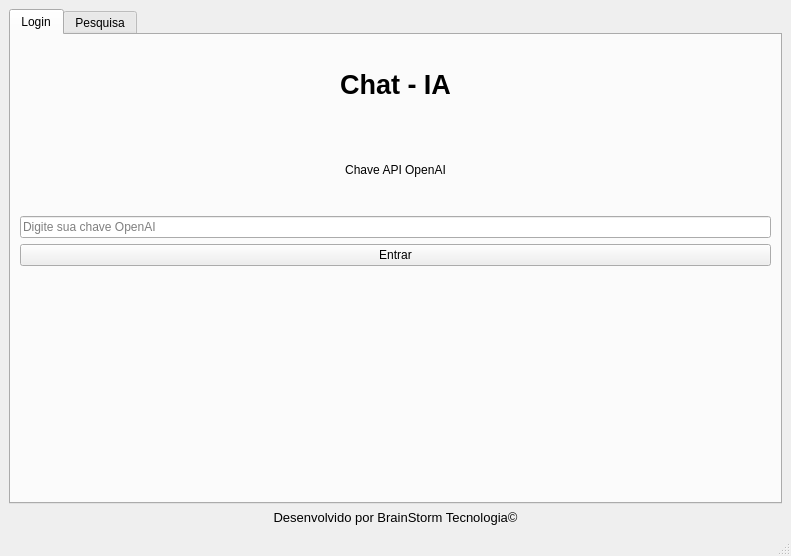
Fat83dotcom/APIChatGPT-GUI, file interfaceCGPT.ui: the form before one commit.
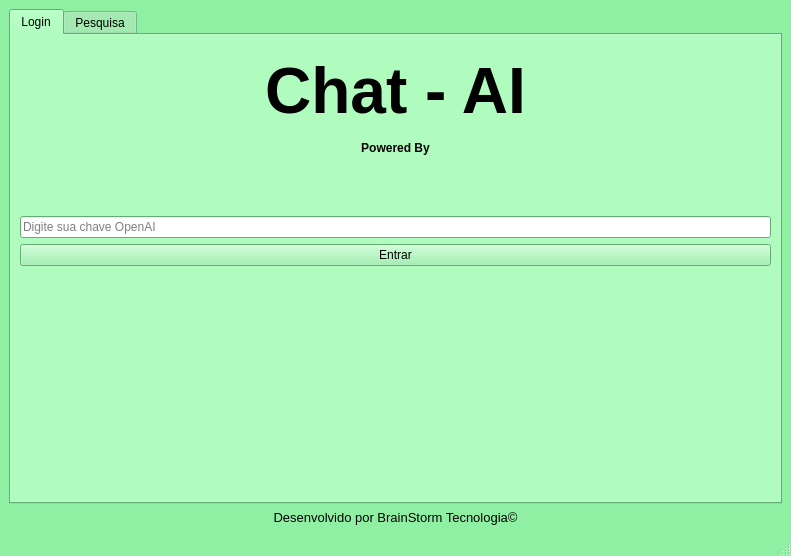
The form after the commit. Icons and pictures are not drawn.

Commit message: Alterações da Interface - Adição de uma logo OpenAI, tema esverdeado

```diff
--- a/interfaceCGPT.ui
+++ b/interfaceCGPT.ui
@@ -10,6 +10,475 @@
     <height>556</height>
    </rect>
   </property>
+  <property name="palette">
+   <palette>
+    <active>
+     <colorrole role="WindowText">
+      <brush brushstyle="SolidPattern">
+       <color alpha="255">
+        <red>0</red>
+        <green>0</green>
+        <blue>0</blue>
+       </color>
+      </brush>
+     </colorrole>
+     <colorrole role="Button">
+      <brush brushstyle="SolidPattern">
+       <color alpha="255">
+        <red>143</red>
+        <green>240</green>
+        <blue>164</blue>
+       </color>
+      </brush>
+     </colorrole>
+     <colorrole role="Light">
+      <brush brushstyle="SolidPattern">
+       <color alpha="255">
+        <red>255</red>
+        <green>255</green>
+        <blue>255</blue>
+       </color>
+      </brush>
+     </colorrole>
+     <colorrole role="Midlight">
+      <brush brushstyle="SolidPattern">
+       <color alpha="255">
+        <red>199</red>
+        <green>247</green>
+        <blue>209</blue>
+       </color>
+      </brush>
+     </colorrole>
+     <colorrole role="Dark">
+      <brush brushstyle="SolidPattern">
+       <color alpha="255">
+        <red>72</red>
+        <green>120</green>
+        <blue>82</blue>
+       </color>
+      </brush>
+     </colorrole>
+     <colorrole role="Mid">
+      <brush brushstyle="SolidPattern">
+       <color alpha="255">
+        <red>95</red>
+        <green>160</green>
+        <blue>109</blue>
+       </color>
+      </brush>
+     </colorrole>
+     <colorrole role="Text">
+      <brush brushstyle="SolidPattern">
+       <color alpha="255">
+        <red>0</red>
+        <green>0</green>
+        <blue>0</blue>
+       </color>
+      </brush>
+     </colorrole>
+     <colorrole role="BrightText">
+      <brush brushstyle="SolidPattern">
+       <color alpha="255">
+        <red>255</red>
+        <green>255</green>
+        <blue>255</blue>
+       </color>
+      </brush>
+     </colorrole>
+     <colorrole role="ButtonText">
+      <brush brushstyle="SolidPattern">
+       <color alpha="255">
+        <red>0</red>
+        <green>0</green>
+        <blue>0</blue>
+       </color>
+      </brush>
+     </colorrole>
+     <colorrole role="Base">
+      <brush brushstyle="SolidPattern">
+       <color alpha="255">
+        <red>255</red>
+        <green>255</green>
+        <blue>255</blue>
+       </color>
+      </brush>
+     </colorrole>
+     <colorrole role="Window">
+      <brush brushstyle="SolidPattern">
+       <color alpha="255">
+        <red>143</red>
+        <green>240</green>
+        <blue>164</blue>
+       </color>
+      </brush>
+     </colorrole>
+     <colorrole role="Shadow">
+      <brush brushstyle="SolidPattern">
+       <color alpha="255">
+        <red>0</red>
+        <green>0</green>
+        <blue>0</blue>
+       </color>
+      </brush>
+     </colorrole>
+     <colorrole role="Highlight">
+      <brush brushstyle="SolidPattern">
+       <color alpha="255">
+        <red>38</red>
+        <green>162</green>
+        <blue>105</blue>
+       </color>
+      </brush>
+     </colorrole>
+     <colorrole role="AlternateBase">
+      <brush brushstyle="SolidPattern">
+       <color alpha="255">
+        <red>199</red>
+        <green>247</green>
+        <blue>209</blue>
+       </color>
+      </brush>
+     </colorrole>
+     <colorrole role="ToolTipBase">
+      <brush brushstyle="SolidPattern">
+       <color alpha="255">
+        <red>255</red>
+        <green>255</green>
+        <blue>220</blue>
+       </color>
+      </brush>
+     </colorrole>
+     <colorrole role="ToolTipText">
+      <brush brushstyle="SolidPattern">
+       <color alpha="255">
+        <red>0</red>
+        <green>0</green>
+        <blue>0</blue>
+       </color>
+      </brush>
+     </colorrole>
+     <colorrole role="PlaceholderText">
+      <brush brushstyle="SolidPattern">
+       <color alpha="128">
+        <red>0</red>
+        <green>0</green>
+        <blue>0</blue>
+       </color>
+      </brush>
+     </colorrole>
+    </active>
+    <inactive>
+     <colorrole role="WindowText">
+      <brush brushstyle="SolidPattern">
+       <color alpha="255">
+        <red>0</red>
+        <green>0</green>
+        <blue>0</blue>
+       </color>
+      </brush>
+     </colorrole>
+     <colorrole role="Button">
+      <brush brushstyle="SolidPattern">
+       <color alpha="255">
+        <red>143</red>
+        <green>240</green>
+        <blue>164</blue>
+       </color>
+      </brush>
+     </colorrole>
+     <colorrole role="Light">
+      <brush brushstyle="SolidPattern">
+       <color alpha="255">
+        <red>255</red>
+        <green>255</green>
+        <blue>255</blue>
+       </color>
+      </brush>
+     </colorrole>
+     <colorrole role="Midlight">
+      <brush brushstyle="SolidPattern">
+       <color alpha="255">
+        <red>199</red>
+        <green>247</green>
+        <blue>209</blue>
+       </color>
+      </brush>
+     </colorrole>
+     <colorrole role="Dark">
+      <brush brushstyle="SolidPattern">
+       <color alpha="255">
+        <red>72</red>
+        <green>120</green>
+        <blue>82</blue>
+       </color>
+      </brush>
+     </colorrole>
+     <colorrole role="Mid">
+      <brush brushstyle="SolidPattern">
+       <color alpha="255">
+        <red>95</red>
+        <green>160</green>
+        <blue>109</blue>
+       </color>
+      </brush>
+     </colorrole>
+     <colorrole role="Text">
+      <brush brushstyle="SolidPattern">
+       <color alpha="255">
+        <red>0</red>
+        <green>0</green>
+        <blue>0</blue>
+       </color>
+      </brush>
+     </colorrole>
+     <colorrole role="BrightText">
+      <brush brushstyle="SolidPattern">
+       <color alpha="255">
+        <red>255</red>
+        <green>255</green>
+        <blue>255</blue>
+       </color>
+      </brush>
+     </colorrole>
+     <colorrole role="ButtonText">
+      <brush brushstyle="SolidPattern">
+       <color alpha="255">
+        <red>0</red>
+        <green>0</green>
+        <blue>0</blue>
+       </color>
+      </brush>
+     </colorrole>
+     <colorrole role="Base">
+      <brush brushstyle="SolidPattern">
+       <color alpha="255">
+        <red>255</red>
+        <green>255</green>
+        <blue>255</blue>
+       </color>
+      </brush>
+     </colorrole>
+     <colorrole role="Window">
+      <brush brushstyle="SolidPattern">
+       <color alpha="255">
+        <red>143</red>
+        <green>240</green>
+        <blue>164</blue>
+       </color>
+      </brush>
+     </colorrole>
+     <colorrole role="Shadow">
+      <brush brushstyle="SolidPattern">
+       <color alpha="255">
+        <red>0</red>
+        <green>0</green>
+        <blue>0</blue>
+       </color>
+      </brush>
+     </colorrole>
+     <colorrole role="Highlight">
+      <brush brushstyle="SolidPattern">
+       <color alpha="255">
+        <red>38</red>
+        <green>162</green>
+        <blue>105</blue>
+       </color>
+      </brush>
+     </colorrole>
+     <colorrole role="AlternateBase">
+      <brush brushstyle="SolidPattern">
+       <color alpha="255">
+        <red>199</red>
+        <green>247</green>
+        <blue>209</blue>
+       </color>
+      </brush>
+     </colorrole>
+     <colorrole role="ToolTipBase">
+      <brush brushstyle="SolidPattern">
+       <color alpha="255">
+        <red>255</red>
+        <green>255</green>
+        <blue>220</blue>
+       </color>
+      </brush>
+     </colorrole>
+     <colorrole role="ToolTipText">
+      <brush brushstyle="SolidPattern">
+       <color alpha="255">
+        <red>0</red>
+        <green>0</green>
+        <blue>0</blue>
+       </color>
+      </brush>
+     </colorrole>
+     <colorrole role="PlaceholderText">
+      <brush brushstyle="SolidPattern">
+       <color alpha="128">
+        <red>0</red>
+        <green>0</green>
+        <blue>0</blue>
+       </color>
+      </brush>
+     </colorrole>
+    </inactive>
+    <disabled>
+     <colorrole role="WindowText">
+      <brush brushstyle="SolidPattern">
+       <color alpha="255">
+        <red>72</red>
+        <green>120</green>
+        <blue>82</blue>
+       </color>
+      </brush>
+     </colorrole>
+     <colorrole role="Button">
+      <brush brushstyle="SolidPattern">
+       <color alpha="255">
+        <red>143</red>
+        <green>240</green>
+        <blue>164</blue>
+       </color>
+      </brush>
+     </colorrole>
+     <colorrole role="Light">
+      <brush brushstyle="SolidPattern">
+       <color alpha="255">
+        <red>255</red>
+        <green>255</green>
+        <blue>255</blue>
+       </color>
+      </brush>
+     </colorrole>
+     <colorrole role="Midlight">
+      <brush brushstyle="SolidPattern">
+       <color alpha="255">
+        <red>199</red>
+        <green>247</green>
+        <blue>209</blue>
+       </color>
+      </brush>
+     </colorrole>
+     <colorrole role="Dark">
+      <brush brushstyle="SolidPattern">
+       <color alpha="255">
+        <red>72</red>
+        <green>120</green>
+        <blue>82</blue>
+       </color>
+      </brush>
+     </colorrole>
+     <colorrole role="Mid">
+      <brush brushstyle="SolidPattern">
+       <color alpha="255">
+        <red>95</red>
+        <green>160</green>
+        <blue>109</blue>
+       </color>
+      </brush>
+     </colorrole>
+     <colorrole role="Text">
+      <brush brushstyle="SolidPattern">
+       <color alpha="255">
+        <red>72</red>
+        <green>120</green>
+        <blue>82</blue>
+       </color>
+      </brush>
+     </colorrole>
+     <colorrole role="BrightText">
+      <brush brushstyle="SolidPattern">
+       <color alpha="255">
+        <red>255</red>
+        <green>255</green>
+        <blue>255</blue>
+       </color>
+      </brush>
+     </colorrole>
+     <colorrole role="ButtonText">
+      <brush brushstyle="SolidPattern">
+       <color alpha="255">
+        <red>72</red>
+        <green>120</green>
+        <blue>82</blue>
+       </color>
+      </brush>
+     </colorrole>
+     <colorrole role="Base">
+      <brush brushstyle="SolidPattern">
+       <color alpha="255">
+        <red>143</red>
+        <green>240</green>
+        <blue>164</blue>
+       </color>
+      </brush>
+     </colorrole>
+     <colorrole role="Window">
+      <brush brushstyle="SolidPattern">
+       <color alpha="255">
+        <red>143</red>
+        <green>240</green>
+        <blue>164</blue>
+       </color>
+      </brush>
+     </colorrole>
+     <colorrole role="Shadow">
+      <brush brushstyle="SolidPattern">
+       <color alpha="255">
+        <red>0</red>
+        <green>0</green>
+        <blue>0</blue>
+       </color>
+      </brush>
+     </colorrole>
+     <colorrole role="Highlight">
+      <brush brushstyle="SolidPattern">
+       <color alpha="255">
+        <red>145</red>
+        <green>145</green>
+        <blue>145</blue>
+       </color>
+      </brush>
+     </colorrole>
+     <colorrole role="AlternateBase">
+      <brush brushstyle="SolidPattern">
+       <color alpha="255">
+        <red>143</red>
+        <green>240</green>
+        <blue>164</blue>
+       </color>
+      </brush>
+     </colorrole>
+     <colorrole role="ToolTipBase">
+      <brush brushstyle="SolidPattern">
+       <color alpha="255">
+        <red>255</red>
+        <green>255</green>
+        <blue>220</blue>
+       </color>
+      </brush>
+     </colorrole>
+     <colorrole role="ToolTipText">
+      <brush brushstyle="SolidPattern">
+       <color alpha="255">
+        <red>0</red>
+        <green>0</green>
+        <blue>0</blue>
+       </color>
+      </brush>
+     </colorrole>
+     <colorrole role="PlaceholderText">
+      <brush brushstyle="SolidPattern">
+       <color alpha="128">
+        <red>0</red>
+        <green>0</green>
+        <blue>0</blue>
+       </color>
+      </brush>
+     </colorrole>
+    </disabled>
+   </palette>
+  </property>
   <property name="windowTitle">
    <string>Pesquisa IA</string>
   </property>
@@ -20,6 +489,475 @@
       <property name="enabled">
        <bool>true</bool>
       </property>
+      <property name="palette">
+       <palette>
+        <active>
+         <colorrole role="WindowText">
+          <brush brushstyle="SolidPattern">
+           <color alpha="255">
+            <red>0</red>
+            <green>0</green>
+            <blue>0</blue>
+           </color>
+          </brush>
+         </colorrole>
+         <colorrole role="Button">
+          <brush brushstyle="SolidPattern">
+           <color alpha="255">
+            <red>143</red>
+            <green>240</green>
+            <blue>164</blue>
+           </color>
+          </brush>
+         </colorrole>
+         <colorrole role="Light">
+          <brush brushstyle="SolidPattern">
+           <color alpha="255">
+            <red>255</red>
+            <green>255</green>
+            <blue>255</blue>
+           </color>
+          </brush>
+         </colorrole>
+         <colorrole role="Midlight">
+          <brush brushstyle="SolidPattern">
+           <color alpha="255">
+            <red>199</red>
+            <green>247</green>
+            <blue>209</blue>
+           </color>
+          </brush>
+         </colorrole>
+         <colorrole role="Dark">
+          <brush brushstyle="SolidPattern">
+           <color alpha="255">
+            <red>72</red>
+            <green>120</green>
+            <blue>82</blue>
+           </color>
+          </brush>
+         </colorrole>
+         <colorrole role="Mid">
+          <brush brushstyle="SolidPattern">
+           <color alpha="255">
+            <red>95</red>
+            <green>160</green>
+            <blue>109</blue>
+           </color>
+          </brush>
+         </colorrole>
+         <colorrole role="Text">
+          <brush brushstyle="SolidPattern">
+           <color alpha="255">
+            <red>0</red>
+            <green>0</green>
+            <blue>0</blue>
+           </color>
+          </brush>
+         </colorrole>
+         <colorrole role="BrightText">
+          <brush brushstyle="SolidPattern">
+           <color alpha="255">
+            <red>255</red>
+            <green>255</green>
+            <blue>255</blue>
+           </color>
+          </brush>
+         </colorrole>
+         <colorrole role="ButtonText">
+          <brush brushstyle="SolidPattern">
+           <color alpha="255">
+            <red>0</red>
+            <green>0</green>
+            <blue>0</blue>
+           </color>
+          </brush>
+         </colorrole>
+         <colorrole role="Base">
+          <brush brushstyle="SolidPattern">
+           <color alpha="255">
+            <red>255</red>
+            <green>255</green>
+            <blue>255</blue>
+           </color>
+          </brush>
+         </colorrole>
+         <colorrole role="Window">
+          <brush brushstyle="SolidPattern">
+           <color alpha="255">
+            <red>143</red>
+            <green>240</green>
+            <blue>164</blue>
+           </color>
+          </brush>
+         </colorrole>
+         <colorrole role="Shadow">
+          <brush brushstyle="SolidPattern">
+           <color alpha="255">
+            <red>0</red>
+            <green>0</green>
+            <blue>0</blue>
+           </color>
+          </brush>
+         </colorrole>
+         <colorrole role="Highlight">
+          <brush brushstyle="SolidPattern">
+           <color alpha="255">
+            <red>38</red>
+            <green>162</green>
+            <blue>105</blue>
+           </color>
+          </brush>
+         </colorrole>
+         <colorrole role="AlternateBase">
+          <brush brushstyle="SolidPattern">
+           <color alpha="255">
+            <red>199</red>
+            <green>247</green>
+            <blue>209</blue>
+           </color>
+          </brush>
+         </colorrole>
+         <colorrole role="ToolTipBase">
+          <brush brushstyle="SolidPattern">
+           <color alpha="255">
+            <red>255</red>
+            <green>255</green>
+            <blue>220</blue>
+           </color>
+          </brush>
+         </colorrole>
+         <colorrole role="ToolTipText">
+          <brush brushstyle="SolidPattern">
+           <color alpha="255">
+            <red>0</red>
+            <green>0</green>
+            <blue>0</blue>
+           </color>
+          </brush>
+         </colorrole>
+         <colorrole role="PlaceholderText">
+          <brush brushstyle="SolidPattern">
+           <color alpha="128">
+            <red>0</red>
+            <green>0</green>
+            <blue>0</blue>
+           </color>
+          </brush>
+         </colorrole>
+        </active>
+        <inactive>
+         <colorrole role="WindowText">
+          <brush brushstyle="SolidPattern">
+           <color alpha="255">
+            <red>0</red>
+            <green>0</green>
+            <blue>0</blue>
+           </color>
+          </brush>
+         </colorrole>
+         <colorrole role="Button">
+          <brush brushstyle="SolidPattern">
+           <color alpha="255">
+            <red>143</red>
+            <green>240</green>
+            <blue>164</blue>
+           </color>
+          </brush>
+         </colorrole>
+         <colorrole role="Light">
+          <brush brushstyle="SolidPattern">
+           <color alpha="255">
+            <red>255</red>
+            <green>255</green>
+            <blue>255</blue>
+           </color>
+          </brush>
+         </colorrole>
+         <colorrole role="Midlight">
+          <brush brushstyle="SolidPattern">
+           <color alpha="255">
+            <red>199</red>
+            <green>247</green>
+            <blue>209</blue>
+           </color>
+          </brush>
+         </colorrole>
+         <colorrole role="Dark">
+          <brush brushstyle="SolidPattern">
+           <color alpha="255">
+            <red>72</red>
+            <green>120</green>
+            <blue>82</blue>
+           </color>
+          </brush>
+         </colorrole>
+         <colorrole role="Mid">
+          <brush brushstyle="SolidPattern">
+           <color alpha="255">
+            <red>95</red>
+            <green>160</green>
+            <blue>109</blue>
+           </color>
+          </brush>
+         </colorrole>
+         <colorrole role="Text">
+          <brush brushstyle="SolidPattern">
+           <color alpha="255">
+            <red>0</red>
+            <green>0</green>
+            <blue>0</blue>
+           </color>
+          </brush>
+         </colorrole>
+         <colorrole role="BrightText">
+          <brush brushstyle="SolidPattern">
+           <color alpha="255">
+            <red>255</red>
+            <green>255</green>
+            <blue>255</blue>
+           </color>
+          </brush>
+         </colorrole>
+         <colorrole role="ButtonText">
+          <brush brushstyle="SolidPattern">
+           <color alpha="255">
+            <red>0</red>
+            <green>0</green>
+            <blue>0</blue>
+           </color>
+          </brush>
+         </colorrole>
+         <colorrole role="Base">
+          <brush brushstyle="SolidPattern">
+           <color alpha="255">
+            <red>255</red>
+            <green>255</green>
+            <blue>255</blue>
+           </color>
+          </brush>
+         </colorrole>
+         <colorrole role="Window">
+          <brush brushstyle="SolidPattern">
+           <color alpha="255">
+            <red>143</red>
+            <green>240</green>
+            <blue>164</blue>
+           </color>
+          </brush>
+         </colorrole>
+         <colorrole role="Shadow">
+          <brush brushstyle="SolidPattern">
+           <color alpha="255">
+            <red>0</red>
+            <green>0</green>
+            <blue>0</blue>
+           </color>
+          </brush>
+         </colorrole>
+         <colorrole role="Highlight">
+          <brush brushstyle="SolidPattern">
+           <color alpha="255">
+            <red>38</red>
+            <green>162</green>
+            <blue>105</blue>
+           </color>
+          </brush>
+         </colorrole>
+         <colorrole role="AlternateBase">
+          <brush brushstyle="SolidPattern">
+           <color alpha="255">
+            <red>199</red>
+            <green>247</green>
+            <blue>209</blue>
+           </color>
+          </brush>
+         </colorrole>
+         <colorrole role="ToolTipBase">
+          <brush brushstyle="SolidPattern">
+           <color alpha="255">
+            <red>255</red>
+            <green>255</green>
+            <blue>220</blue>
+           </color>
+          </brush>
+         </colorrole>
+         <colorrole role="ToolTipText">
+          <brush brushstyle="SolidPattern">
+           <color alpha="255">
+            <red>0</red>
+            <green>0</green>
+            <blue>0</blue>
+           </color>
+          </brush>
+         </colorrole>
+         <colorrole role="PlaceholderText">
+          <brush brushstyle="SolidPattern">
+           <color alpha="128">
+            <red>0</red>
+            <green>0</green>
+            <blue>0</blue>
+           </color>
+          </brush>
+         </colorrole>
+        </inactive>
+        <disabled>
+         <colorrole role="WindowText">
+          <brush brushstyle="SolidPattern">
+           <color alpha="255">
+            <red>72</red>
+            <green>120</green>
+            <blue>82</blue>
+           </color>
+          </brush>
+         </colorrole>
+         <colorrole role="Button">
+          <brush brushstyle="SolidPattern">
+           <color alpha="255">
+            <red>143</red>
+            <green>240</green>
+            <blue>164</blue>
+           </color>
+          </brush>
+         </colorrole>
+         <colorrole role="Light">
+          <brush brushstyle="SolidPattern">
+           <color alpha="255">
+            <red>255</red>
+            <green>255</green>
+            <blue>255</blue>
+           </color>
+          </brush>
+         </colorrole>
+         <colorrole role="Midlight">
+          <brush brushstyle="SolidPattern">
+           <color alpha="255">
+            <red>199</red>
+            <green>247</green>
+            <blue>209</blue>
+           </color>
+          </brush>
+         </colorrole>
+         <colorrole role="Dark">
+          <brush brushstyle="SolidPattern">
+           <color alpha="255">
+            <red>72</red>
+            <green>120</green>
+            <blue>82</blue>
+           </color>
+          </brush>
+         </colorrole>
+         <colorrole role="Mid">
+          <brush brushstyle="SolidPattern">
+           <color alpha="255">
+            <red>95</red>
+            <green>160</green>
+            <blue>109</blue>
+           </color>
+          </brush>
+         </colorrole>
+         <colorrole role="Text">
+          <brush brushstyle="SolidPattern">
+           <color alpha="255">
+            <red>72</red>
+            <green>120</green>
+            <blue>82</blue>
+           </color>
+          </brush>
+         </colorrole>
+         <colorrole role="BrightText">
+          <brush brushstyle="SolidPattern">
+           <color alpha="255">
+            <red>255</red>
+            <green>255</green>
+            <blue>255</blue>
+           </color>
+          </brush>
+         </colorrole>
+         <colorrole role="ButtonText">
+          <brush brushstyle="SolidPattern">
+           <color alpha="255">
+            <red>72</red>
+            <green>120</green>
+            <blue>82</blue>
+           </color>
+          </brush>
+         </colorrole>
+         <colorrole role="Base">
+          <brush brushstyle="SolidPattern">
+           <color alpha="255">
+            <red>143</red>
+            <green>240</green>
+            <blue>164</blue>
+           </color>
+          </brush>
+         </colorrole>
+         <colorrole role="Window">
+          <brush brushstyle="SolidPattern">
+           <color alpha="255">
+            <red>143</red>
+            <green>240</green>
+            <blue>164</blue>
+           </color>
+          </brush>
+         </colorrole>
+         <colorrole role="Shadow">
+          <brush brushstyle="SolidPattern">
+           <color alpha="255">
+            <red>0</red>
+            <green>0</green>
+            <blue>0</blue>
+           </color>
+          </brush>
+         </colorrole>
+         <colorrole role="Highlight">
+          <brush brushstyle="SolidPattern">
+           <color alpha="255">
+            <red>145</red>
+            <green>145</green>
+            <blue>145</blue>
+           </color>
+          </brush>
+         </colorrole>
+         <colorrole role="AlternateBase">
+          <brush brushstyle="SolidPattern">
+           <color alpha="255">
+            <red>143</red>
+            <green>240</green>
+            <blue>164</blue>
+           </color>
+          </brush>
+         </colorrole>
+         <colorrole role="ToolTipBase">
+          <brush brushstyle="SolidPattern">
+           <color alpha="255">
+            <red>255</red>
+            <green>255</green>
+            <blue>220</blue>
+           </color>
+          </brush>
+         </colorrole>
+         <colorrole role="ToolTipText">
+          <brush brushstyle="SolidPattern">
+           <color alpha="255">
+            <red>0</red>
+            <green>0</green>
+            <blue>0</blue>
+           </color>
+          </brush>
+         </colorrole>
+         <colorrole role="PlaceholderText">
+          <brush brushstyle="SolidPattern">
+           <color alpha="128">
+            <red>0</red>
+            <green>0</green>
+            <blue>0</blue>
+           </color>
+          </brush>
+         </colorrole>
+        </disabled>
+       </palette>
+      </property>
       <property name="currentIndex">
        <number>0</number>
       </property>
@@ -30,14 +968,31 @@
        <layout class="QVBoxLayout" name="verticalLayout_2">
         <item>
          <layout class="QGridLayout" name="gridLayout_4">
-          <item row="3" column="0">
+          <item row="2" column="0">
+           <widget class="QLabel" name="label_3">
+            <property name="font">
+             <font>
+              <pointsize>20</pointsize>
+              <weight>75</weight>
+              <bold>true</bold>
+             </font>
+            </property>
+            <property name="text">
+             <string>&lt;html&gt;&lt;head/&gt;&lt;body&gt;&lt;p align=&quot;center&quot;&gt;&lt;span style=&quot; font-size:48pt;&quot;&gt;Chat - AI&lt;/span&gt;&lt;/p&gt;&lt;p align=&quot;center&quot;&gt;&lt;span style=&quot; font-size:9pt;&quot;&gt;Powered By&lt;/span&gt;&lt;/p&gt;&lt;p align=&quot;center&quot;&gt;&lt;img src=&quot;:/icon/63c52c2190250dd34bd6a9b0.png&quot;/&gt;&lt;/p&gt;&lt;/body&gt;&lt;/html&gt;</string>
+            </property>
+            <property name="alignment">
+             <set>Qt::AlignCenter</set>
+            </property>
+           </widget>
+          </item>
+          <item row="4" column="0">
            <widget class="QPushButton" name="btnLoginApi">
             <property name="text">
              <string>Entrar</string>
             </property>
            </widget>
           </item>
-          <item row="2" column="0">
+          <item row="3" column="0">
            <widget class="QLineEdit" name="entradaSenha">
             <property name="focusPolicy">
              <enum>Qt::StrongFocus</enum>
@@ -53,33 +1008,6 @@
             </property>
            </widget>
           </item>
-          <item row="1" column="0">
-           <widget class="QLabel" name="label_2">
-            <property name="text">
-             <string>Chave API OpenAI</string>
-            </property>
-            <property name="alignment">
-             <set>Qt::AlignCenter</set>
-            </property>
-           </widget>
-          </item>
-          <item row="0" column="0">
-           <widget class="QLabel" name="label_3">
-            <property name="font">
-             <font>
-              <pointsize>20</pointsize>
-              <weight>75</weight>
-              <bold>true</bold>
-             </font>
-            </property>
-            <property name="text">
-             <string>Chat - IA</string>
-            </property>
-            <property name="alignment">
-             <set>Qt::AlignCenter</set>
-            </property>
-           </widget>
-          </item>
          </layout>
         </item>
         <item>
```
Left out of the diff: 6 changed lines with no effect on the pictures. The commit also changes 6 other files.
